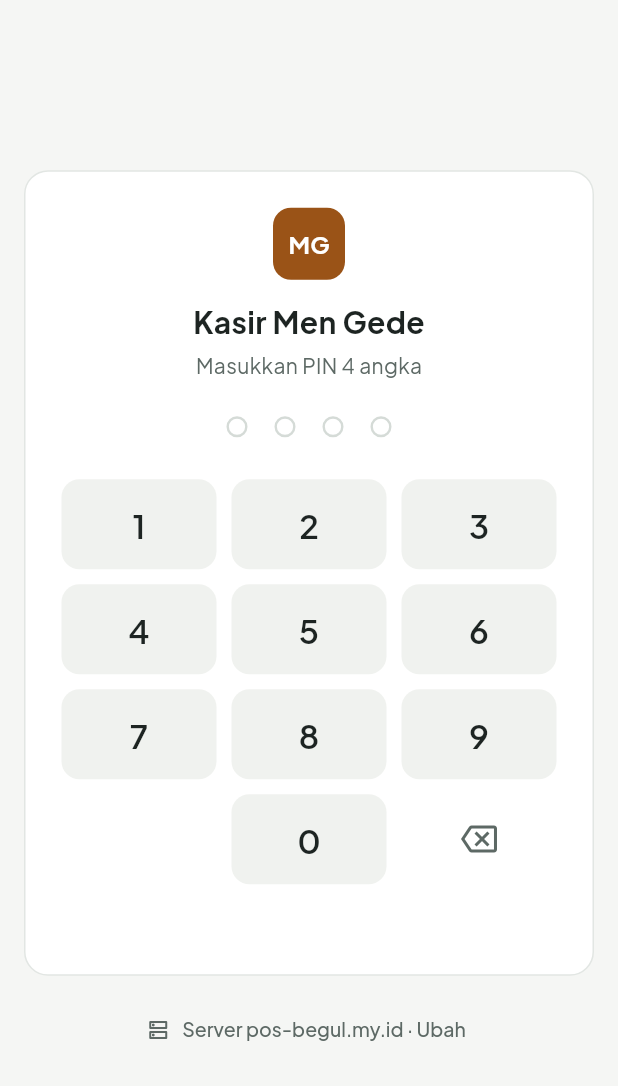
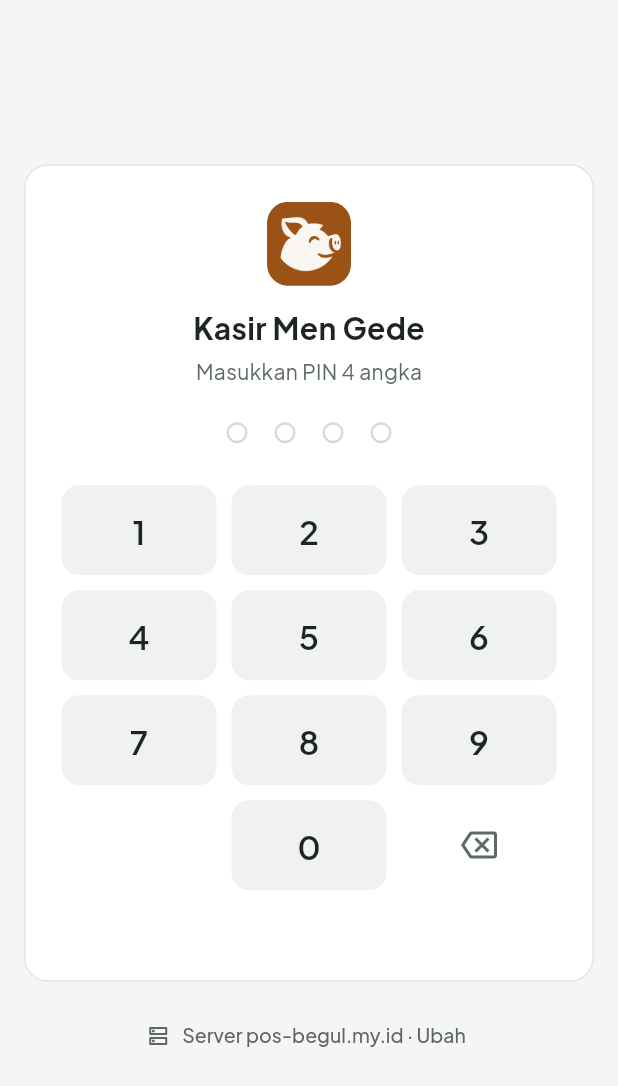
Before and after one commit to AdityaPramadiksa/pos-frontend, a Flutter app: the screen it shows after launch, on a phone screen of 412 x 824 dp. Shown: the top 1086 px of the screen. Run offline on Flutter 3.47's test engine with Material 3 defaults, Android fonts, the phone set to English and light mode, and no system bars; our stand-ins replace image_picker, permission_handler, shared_preferences; missing offline and left inert: esc_pos_utils_plus, print_bluetooth_thermal.

Commit message:
Ikon aplikasi baru (babi guling) dan versi 1.0.1
- Ikon launcher adaptif: babi krem di latar cokelat, aman untuk masker
  bulat/kotak; ikon lama untuk Android < 8
- Ikon yang sama menggantikan kotak MG di halaman login dan menu samping
- Versi 1.0.1+2 supaya bisa dipasang menimpa 1.0.0

Co-Authored-By: Claude Opus 5.5 <noreply@anthropic.com>

```diff
--- a/lib/views/login_page.dart
+++ b/lib/views/login_page.dart
@@ -164,19 +164,10 @@ class _LoginPageState extends State<LoginPage> {
                     child: Column(
                       mainAxisSize: MainAxisSize.min,
                       children: [
-                        Container(
-                          width: 48,
-                          height: 48,
-                          alignment: Alignment.center,
-                          decoration: BoxDecoration(
-                            color: theme.primaryColor,
-                            borderRadius: BorderRadius.circular(12),
-                          ),
-                          child: const Text("MG",
-                              style: TextStyle(
-                                  color: Colors.white,
-                                  fontWeight: FontWeight.w700,
-                                  fontSize: 16)),
+                        ClipRRect(
+                          borderRadius: BorderRadius.circular(14),
+                          child: Image.asset('assets/app_icon.png',
+                              width: 56, height: 56),
                         ),
                         const SizedBox(height: 14),
                         Text("Kasir Men Gede",
--- a/pubspec.yaml
+++ b/pubspec.yaml
@@ -2,7 +2,7 @@ name: pos_babi_guling
 description: "A new Flutter project for Babi Guling POS System."
 publish_to: "none"
 
-version: 1.0.0+1
+version: 1.0.1+2
 
 environment:
   sdk: ">=3.0.0 <4.0.0"
@@ -34,6 +34,7 @@ flutter:
   uses-material-design: true
   assets:
     - assets/mengede.png
+    - assets/app_icon.png
   fonts:
     # Plus Jakarta Sans (SIL Open Font License, lihat assets/fonts/OFL.txt)
     - family: PlusJakartaSans
```
Also changed, not shown: lib/views/main_layout.dart (+4 -12 lines), assets/app_icon.png (added), 11 other files.
